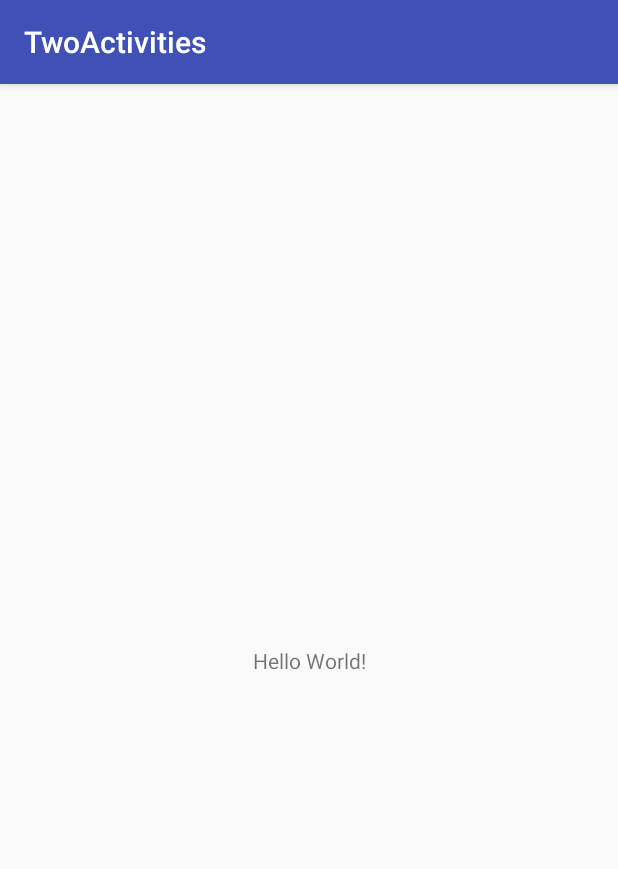
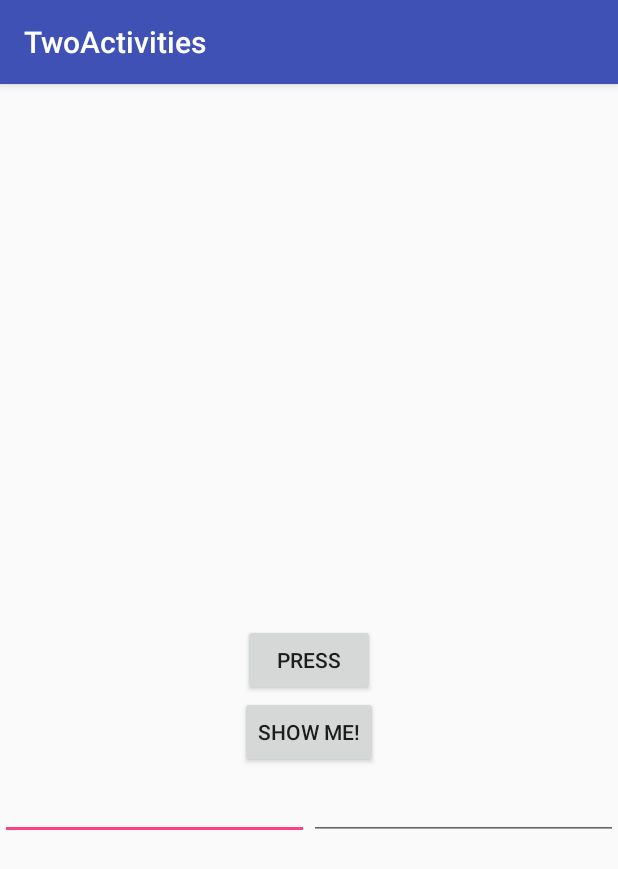
Before and after one commit to Wantonius/FSPilottiEspoo, an Android app: the screen it shows after launch (MainActivity), on a phone screen of 412 x 824 dp. Shown: the top 869 px of the screen. Run offline under Robolectric (Android 15) with nearby library versions, the light colour scheme and no system bars.

Commit message:
location map example

```diff
--- a/android/TwoActivities2/app/src/main/java/com/opiframe/android/twoactivities/MainActivity.java
+++ b/android/TwoActivities2/app/src/main/java/com/opiframe/android/twoactivities/MainActivity.java
@@ -1,13 +1,60 @@
 package com.opiframe.android.twoactivities;
 
+import android.app.Activity;
+import android.content.Intent;
+import android.net.Uri;
 import android.support.v7.app.AppCompatActivity;
 import android.os.Bundle;
+import android.view.View;
+import android.widget.Button;
+import android.widget.EditText;
+import android.widget.Toast;
 
 public class MainActivity extends AppCompatActivity {
+
+    private Button detailsButton;
+    private Button otherButton;
+    private EditText longitude, latitude;
 
     @Override
     protected void onCreate(Bundle savedInstanceState) {
         super.onCreate(savedInstanceState);
         setContentView(R.layout.activity_main);
+        detailsButton = findViewById(R.id.detailsbutton);
+        otherButton = findViewById(R.id.showmebutton);
+        longitude = findViewById(R.id.longitude);
+        latitude = findViewById(R.id.latitude);
+        detailsButton.setOnClickListener(new View.OnClickListener() {
+            @Override
+            public void onClick(View view) {
+                Intent i = new Intent(MainActivity.this, DetailsActivity.class);
+                startActivityForResult(i,100);
+            }
+        });
+        otherButton.setOnClickListener(new View.OnClickListener() {
+            @Override
+            public void onClick(View view) {
+                String longi="0.0";
+                String lati="0.0";
+                longi = longitude.getText().toString();
+                lati = latitude.getText().toString();
+                String temp = String.format("geo:%s,%s?z=16",lati,longi);
+                Uri mapUri = Uri.parse(temp);
+                Intent i = new Intent();
+                i.setAction(Intent.ACTION_VIEW);
+                i.setData(mapUri);
+                startActivity(i);
+            }
+        });
+    }
+
+    @Override
+    protected void onActivityResult(int requestCode, int resultCode, Intent data) {
+        if(requestCode == 100) {
+            if(resultCode == Activity.RESULT_OK) {
+                Toast.makeText(this,""+data.getStringExtra("type")+", price:"+data.getStringExtra("price")
+                        +", count:"+data.getStringExtra("count"),Toast.LENGTH_LONG).show();
+            }
+        }
     }
 }
--- a/android/TwoActivities2/app/src/main/res/layout/activity_details.xml
+++ b/android/TwoActivities2/app/src/main/res/layout/activity_details.xml
@@ -31,13 +31,14 @@
         <TextView
             android:layout_width="wrap_content"
             android:layout_height="wrap_content"
-            android:text="Item:"
+            android:text="Price:"
             android:textSize="20sp"
             />
         <EditText
             android:layout_width="match_parent"
             android:layout_height="wrap_content"
             android:textSize="20sp"
+            android:inputType="numberDecimal"
             android:id="@+id/itemprice"/>
     </LinearLayout>
     <LinearLayout
@@ -49,13 +50,14 @@
         <TextView
             android:layout_width="wrap_content"
             android:layout_height="wrap_content"
-            android:text="Item:"
+            android:text="Count:"
             android:textSize="20sp"
             />
         <EditText
             android:layout_width="match_parent"
             android:layout_height="wrap_content"
             android:textSize="20sp"
+            android:inputType="number"
             android:id="@+id/itemcount"/>
     </LinearLayout>
     <Button
--- a/android/TwoActivities2/app/src/main/res/layout/activity_main.xml
+++ b/android/TwoActivities2/app/src/main/res/layout/activity_main.xml
@@ -1,18 +1,44 @@
 <?xml version="1.0" encoding="utf-8"?>
-<android.support.constraint.ConstraintLayout xmlns:android="http://schemas.android.com/apk/res/android"
+<RelativeLayout xmlns:android="http://schemas.android.com/apk/res/android"
     xmlns:app="http://schemas.android.com/apk/res-auto"
     xmlns:tools="http://schemas.android.com/tools"
     android:layout_width="match_parent"
     android:layout_height="match_parent"
     tools:context=".MainActivity">
 
-    <TextView
+    <Button
         android:layout_width="wrap_content"
         android:layout_height="wrap_content"
-        android:text="Hello World!"
-        app:layout_constraintBottom_toBottomOf="parent"
-        app:layout_constraintLeft_toLeftOf="parent"
-        app:layout_constraintRight_toRightOf="parent"
-        app:layout_constraintTop_toTopOf="parent" />
+        android:text="Press"
+        android:layout_centerInParent="true"
+        android:id="@+id/detailsbutton"
+        />
+    <Button
+        android:layout_width="wrap_content"
+        android:layout_height="wrap_content"
+        android:layout_below="@id/detailsbutton"
+        android:text="Show me!"
+        android:layout_centerHorizontal="true"
+        android:id="@+id/showmebutton"/>
+    <LinearLayout
+        android:layout_width="match_parent"
+        android:layout_height="wrap_content"
+        android:layout_below="@id/showmebutton">
+        <EditText
+            android:layout_width="match_parent"
+            android:layout_height="wrap_content"
+            android:textSize="20sp"
+            android:id="@+id/latitude"
+            android:inputType="numberDecimal"
+            android:layout_weight="1"/>
+        <EditText
+            android:layout_width="match_parent"
+            android:layout_height="wrap_content"
+            android:textSize="20sp"
+            android:id="@+id/longitude"
+            android:inputType="numberDecimal"
+            android:layout_weight="1"/>
 
-</android.support.constraint.ConstraintLayout>
+    </LinearLayout>
+
+</RelativeLayout>
```
Also changed, not shown: android/TwoActivities2/app/src/main/java/com/opiframe/android/twoactivities/DetailsActivity.java (+24 -0 lines).
